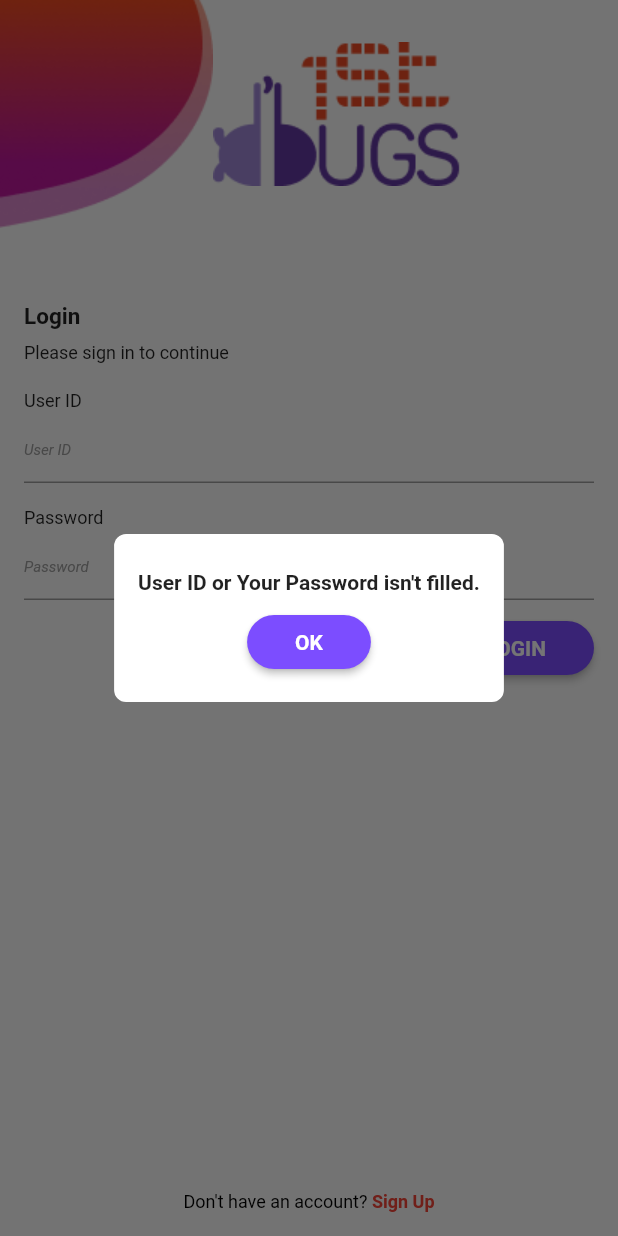
After one commit to Suzaku10/flutter-challange, a Flutter app: the screen it shows after launch, after a tap on "LOGIN", on a phone screen of 412 x 824 dp. The commit adds this screen. Run offline on Flutter 3.47's test engine with Material 2 defaults, Android fonts, the phone set to English and light mode, and no system bars; our stand-ins replace get.

Commit message:
WIP : Add dialog

```diff
--- /dev/null
+++ b/lib/domain/core/const_assets.dart
@@ -0,0 +1,10 @@
+class AppAssets {
+  AppAssets._();
+
+  static const _base = 'assets/png';
+  static const _pngExt = '.png';
+  static const headerSplash = '$_base/header-splash$_pngExt';
+  static const headerLogin = '$_base/header-login$_pngExt';
+  static const logo = '$_base/logo$_pngExt';
+  static const footerSplash = '$_base/footer-splash$_pngExt';
+}
--- a/lib/domain/core/const_string.dart
+++ b/lib/domain/core/const_string.dart
@@ -2,4 +2,5 @@ class AppStrings {
   AppStrings._();
 
   static const en = 'en';
+  static const id = 'id';
 }
--- /dev/null
+++ b/lib/domain/core/const_style.dart
@@ -0,0 +1,27 @@
+import 'package:flutter/material.dart';
+
+class AppStyle {
+  AppStyle._();
+
+  static const normal12 =
+      TextStyle(fontSize: 12, fontWeight: FontWeight.normal);
+  static const normal14 =
+      TextStyle(fontSize: 14, fontWeight: FontWeight.normal);
+  static const normal16 =
+      TextStyle(fontSize: 16, fontWeight: FontWeight.normal);
+  static const bold12 = TextStyle(fontSize: 12, fontWeight: FontWeight.bold);
+  static const bold14 = TextStyle(fontSize: 14, fontWeight: FontWeight.bold);
+  static const bold16 = TextStyle(fontSize: 15, fontWeight: FontWeight.bold);
+
+  static const bold12red =
+      TextStyle(fontSize: 12, fontWeight: FontWeight.bold, color: Colors.red);
+  static const bold14red =
+      TextStyle(fontSize: 14, fontWeight: FontWeight.bold, color: Colors.red);
+  static const bold16red =
+      TextStyle(fontSize: 15, fontWeight: FontWeight.bold, color: Colors.red);
+
+  static const italic10 = TextStyle(fontSize: 10, fontStyle: FontStyle.italic);
+  static const italic12 = TextStyle(fontSize: 12, fontStyle: FontStyle.italic);
+  static const italic14 = TextStyle(fontSize: 14, fontStyle: FontStyle.italic);
+  static const italic16 = TextStyle(fontSize: 16, fontStyle: FontStyle.italic);
+}
--- a/lib/domain/core/i10n/intl/messages_en.dart
+++ b/lib/domain/core/i10n/intl/messages_en.dart
@@ -22,11 +22,15 @@ class MessageLookup extends MessageLookupByLibrary {
 
   final messages = _notInlinedMessages(_notInlinedMessages);
   static Map<String, Function> _notInlinedMessages(_) => <String, Function>{
+        "cancel": MessageLookupByLibrary.simpleMessage("Cancel"),
+        "dialog_login_failed": MessageLookupByLibrary.simpleMessage(
+            "User ID or Your Password isn\'t filled."),
         "login": MessageLookupByLibrary.simpleMessage("Login"),
         "login_info":
             MessageLookupByLibrary.simpleMessage("Please sign in to continue"),
         "non_member_info":
             MessageLookupByLibrary.simpleMessage("Don\'t have an account?"),
+        "ok": MessageLookupByLibrary.simpleMessage("ok"),
         "password": MessageLookupByLibrary.simpleMessage("Password"),
         "password_hint": MessageLookupByLibrary.simpleMessage("Password"),
         "sign_up": MessageLookupByLibrary.simpleMessage("Sign Up"),
--- a/lib/domain/core/i10n/intl/messages_id.dart
+++ b/lib/domain/core/i10n/intl/messages_id.dart
@@ -22,11 +22,15 @@ class MessageLookup extends MessageLookupByLibrary {
 
   final messages = _notInlinedMessages(_notInlinedMessages);
   static Map<String, Function> _notInlinedMessages(_) => <String, Function>{
+        "cancel": MessageLookupByLibrary.simpleMessage("Batalkan"),
+        "dialog_login_failed": MessageLookupByLibrary.simpleMessage(
+            "User ID dan atau Password anda belum diisi."),
         "login": MessageLookupByLibrary.simpleMessage("Masuk"),
         "login_info": MessageLookupByLibrary.simpleMessage(
             "Silakan masuk untuk melanjutkan"),
         "non_member_info":
             MessageLookupByLibrary.simpleMessage("Tidak memiliki akun?"),
+        "ok": MessageLookupByLibrary.simpleMessage("ok"),
         "password": MessageLookupByLibrary.simpleMessage("Kata Sandi"),
         "password_hint": MessageLookupByLibrary.simpleMessage("Kata Sandi"),
         "sign_up": MessageLookupByLibrary.simpleMessage("Daftar"),
--- a/lib/domain/core/i10n/intl_en.arb
+++ b/lib/domain/core/i10n/intl_en.arb
@@ -1,10 +1,13 @@
 {
-  "login" : "Login",
-  "login_info" : "Please sign in to continue",
-  "user_id" : "User ID",
-  "user_id_hint" : "User ID",
-  "password" : "Password",
-  "password_hint" : "Password",
-  "non_member_info" : "Don't have an account?",
-  "sign_up" : "Sign Up"
+  "login": "Login",
+  "login_info": "Please sign in to continue",
+  "user_id": "User ID",
+  "user_id_hint": "User ID",
+  "password": "Password",
+  "password_hint": "Password",
+  "non_member_info": "Don't have an account?",
+  "sign_up": "Sign Up",
+  "dialog_login_failed": "User ID or Your Password isn't filled.",
+  "cancel" : "Cancel",
+  "ok": "ok"
 }
--- a/lib/domain/core/i10n/intl_id.arb
+++ b/lib/domain/core/i10n/intl_id.arb
@@ -1,10 +1,13 @@
 {
-  "login" : "Masuk",
-  "login_info" : "Silakan masuk untuk melanjutkan",
-  "user_id" : "ID Pengguna",
-  "user_id_hint" : "ID Pengguna",
-  "password" : "Kata Sandi",
-  "password_hint" : "Kata Sandi",
-  "non_member_info" : "Tidak memiliki akun?",
-  "sign_up" : "Daftar"
+  "login": "Masuk",
+  "login_info": "Silakan masuk untuk melanjutkan",
+  "user_id": "ID Pengguna",
+  "user_id_hint": "ID Pengguna",
+  "password": "Kata Sandi",
+  "password_hint": "Kata Sandi",
+  "non_member_info": "Tidak memiliki akun?",
+  "sign_up": "Daftar",
+  "dialog_login_failed": "User ID dan atau Password anda belum diisi.",
+  "cancel": "Batalkan",
+  "ok": "ok"
 }
--- a/lib/domain/core/i10n/l10n.dart
+++ b/lib/domain/core/i10n/l10n.dart
@@ -129,6 +129,36 @@ class I10n {
       args: [],
     );
   }
+
+  /// `User ID or Your Password isn't filled.`
+  String get dialog_login_failed {
+    return Intl.message(
+      'User ID or Your Password isn\'t filled.',
+      name: 'dialog_login_failed',
+      desc: '',
+      args: [],
+    );
+  }
+
+  /// `Cancel`
+  String get cancel {
+    return Intl.message(
+      'Cancel',
+      name: 'cancel',
+      desc: '',
+      args: [],
+    );
+  }
+
+  /// `ok`
+  String get ok {
+    return Intl.message(
+      'ok',
+      name: 'ok',
+      desc: '',
+      args: [],
+    );
+  }
 }
 
 class AppLocalizationDelegate extends LocalizationsDelegate<I10n> {
--- a/lib/main.dart
+++ b/lib/main.dart
@@ -22,6 +22,11 @@ class MyApp extends StatelessWidget {
         GlobalWidgetsLocalizations.delegate,
         GlobalCupertinoLocalizations.delegate,
       ],
+      theme: ThemeData(
+          primaryColor: Colors.black,
+          accentColor: Colors.orange,
+          hintColor: Colors.grey,
+      ),
       supportedLocales: I10n.delegate.supportedLocales,
       locale: const Locale(AppStrings.en),
       fallbackLocale: const Locale(AppStrings.en),
--- /dev/null
+++ b/lib/presentation/component/app_dialog.dart
@@ -0,0 +1,52 @@
+import 'package:flutter/material.dart';
+import 'package:flutter_challange/domain/core/const_style.dart';
+import 'package:flutter_challange/domain/core/i10n/l10n.dart';
+import 'package:flutter_challange/presentation/component/button.dart';
+import 'package:get/get.dart';
+
+class AppDialog {
+  AppDialog._();
+
+  static Future<bool> confirmDialog() async {
+    final result = await Get.dialog(const BasicDialog()) ?? false;
+    return result;
+  }
+}
+
+class BasicDialog extends StatelessWidget {
+  const BasicDialog({Key? key}) : super(key: key);
+
+  @override
+  Widget build(BuildContext context) {
+    return Material(
+      color: Colors.transparent,
+      child: Center(
+        child: Container(
+          decoration: BoxDecoration(
+            color: Colors.white,
+            borderRadius: BorderRadius.circular(8),
+          ),
+          padding: const EdgeInsets.all(16),
+          margin: const EdgeInsets.symmetric(horizontal: 32),
+          child: Column(
+            mainAxisSize: MainAxisSize.min,
+            children: [
+              Padding(
+                padding: const EdgeInsets.symmetric(vertical: 8),
+                child: Text(
+                  I10n.current.dialog_login_failed,
+                  style: AppStyle.bold14,
+                  textAlign: TextAlign.center,
+                ),
+              ),
+              AppButton.normal(
+                I10n.current.ok.toUpperCase(),
+                onPressed: () => Get.back(result: true),
+              ),
+            ],
+          ),
+        ),
+      ),
+    );
+  }
+}
--- /dev/null
+++ b/lib/presentation/component/button.dart
@@ -0,0 +1,30 @@
+import 'package:flutter/material.dart';
+import 'package:flutter_challange/domain/core/const_style.dart';
+import 'package:get/get.dart';
+
+class AppButton {
+  AppButton._();
+
+  static normal(
+    String text, {
+    required void Function()? onPressed,
+  }) {
+    return ElevatedButton(
+      onPressed: onPressed,
+      style: ButtonStyle(
+          shape: MaterialStateProperty.all<RoundedRectangleBorder>(
+            RoundedRectangleBorder(
+              borderRadius: BorderRadius.circular(18.0),
+            ),
+          ),
+          backgroundColor:
+              MaterialStateProperty.all<Color>(Colors.deepPurpleAccent),
+          padding: MaterialStateProperty.all<EdgeInsets>(
+              const EdgeInsets.symmetric(horizontal: 32, vertical: 4))),
+      child: Text(
+        text,
+        style: AppStyle.bold14,
+      ),
+    );
+  }
+}
--- /dev/null
+++ b/lib/presentation/component/text_field.dart
@@ -0,0 +1,43 @@
+import 'package:flutter/material.dart';
+import 'package:flutter_challange/domain/core/const_style.dart';
+
+class AppTextField {
+  AppTextField._();
+
+  static normalTextField({
+    required String label,
+    required TextEditingController controller,
+    String? hint,
+    bool? obscureText,
+  }) {
+    return Padding(
+      padding: const EdgeInsets.symmetric(vertical: 8.0),
+      child: Column(
+        crossAxisAlignment: CrossAxisAlignment.start,
+        children: [
+          Text(
+            label,
+            style: AppStyle.normal12,
+          ),
+          TextField(
+            decoration: InputDecoration(
+              hintText: hint,
+              hintStyle: AppStyle.italic10,
+              enabledBorder: const UnderlineInputBorder(
+                borderSide:  BorderSide(color: Colors.grey),
+              ),
+              focusedBorder: const UnderlineInputBorder(
+                borderSide:  BorderSide(color: Colors.black),
+              ),
+              border: const UnderlineInputBorder(
+                borderSide:  BorderSide(color: Colors.grey),
+              ),
+            ),
+            obscureText: obscureText ?? false,
+            controller: controller,
+          )
+        ],
+      ),
+    );
+  }
+}
--- a/lib/presentation/login_page.dart
+++ b/lib/presentation/login_page.dart
@@ -1,4 +1,10 @@
 import 'package:flutter/material.dart';
+import 'package:flutter_challange/domain/core/const_assets.dart';
+import 'package:flutter_challange/domain/core/const_style.dart';
+import 'package:flutter_challange/domain/core/i10n/l10n.dart';
+import 'package:flutter_challange/presentation/component/app_dialog.dart';
+import 'package:flutter_challange/presentation/component/button.dart';
+import 'package:flutter_challange/presentation/component/text_field.dart';
 
 class LoginPage extends StatefulWidget {
   const LoginPage({Key? key}) : super(key: key);
@@ -8,8 +14,112 @@ class LoginPage extends StatefulWidget {
 }
 
 class _LoginPageState extends State<LoginPage> {
+  late TextEditingController _userIDController;
+  late TextEditingController _passwordController;
+  bool showPassword = false;
+
+  @override
+  initState() {
+    _userIDController = TextEditingController();
+    _passwordController = TextEditingController();
+    super.initState();
+  }
+
   @override
   Widget build(BuildContext context) {
-    return Container();
+    return SafeArea(
+      child: Scaffold(
+        resizeToAvoidBottomInset: false,
+        body: Column(
+          crossAxisAlignment: CrossAxisAlignment.start,
+          children: [
+            Row(
+              children: [
+                Image.asset(AppAssets.headerLogin),
+                Image.asset(AppAssets.logo),
+              ],
+            ),
+            ConstrainedBox(
+              constraints: const BoxConstraints(minHeight: 50),
+            ),
+            Expanded(
+              child: Padding(
+                padding: const EdgeInsets.symmetric(horizontal: 16),
+                child: Column(
+                  crossAxisAlignment: CrossAxisAlignment.end,
+                  children: [
+                    Column(
+                      crossAxisAlignment: CrossAxisAlignment.start,
+                      children: [
+                        Text(
+                          I10n.current.login,
+                          style: AppStyle.bold16,
+                        ),
+                        Padding(
+                          padding:
+                              const EdgeInsets.only(top: 8.0, bottom: 10.0),
+                          child: Text(
+                            I10n.current.login_info,
+                            style: AppStyle.normal12,
+                          ),
+                        ),
+                        AppTextField.normalTextField(
+                          label: I10n.current.user_id,
+                          controller: _userIDController,
+                          hint: I10n.current.user_id_hint,
+                        ),
+                        AppTextField.normalTextField(
+                          label: I10n.current.password,
+                          controller: _passwordController,
+                          hint: I10n.current.password_hint,
+                          obscureText: !showPassword,
+                        ),
+                      ],
+                    ),
+                    AppButton.normal(
+                      I10n.current.login.toUpperCase(),
+                      onPressed: () {
+                        FocusScope.of(context).unfocus();
+                        AppDialog.confirmDialog().then(
+                          (value) {
+                            if (value) {
+                              _clearAllController();
+                            }
+                          },
+                        );
+                      },
+                    )
+                  ],
+                ),
+              ),
+            ),
+            Padding(
+              padding: const EdgeInsets.only(bottom: 16.0),
+              child: Center(
+                child: RichText(
+                  text: TextSpan(
+                    children: [
+                      TextSpan(text: I10n.current.non_member_info),
+                      const TextSpan(text: " "),
+                      TextSpan(
+                          text: I10n.current.sign_up,
+                          style: AppStyle.bold12red),
+                    ],
+                    style: AppStyle.normal12.copyWith(
+                      color: Colors.black,
+                    ),
+                  ),
+                ),
+              ),
+            )
+          ],
+        ),
+      ),
+    );
+  }
+
+  void _clearAllController() {
+    _userIDController.clear();
+    _passwordController.clear();
   }
 }
--- a/lib/presentation/splash_page.dart
+++ b/lib/presentation/splash_page.dart
@@ -1,6 +1,7 @@
 import 'dart:async';
 
 import 'package:flutter/material.dart';
+import 'package:flutter_challange/domain/core/const_assets.dart';
 import 'package:flutter_challange/domain/core/router.dart';
 import 'package:get/get.dart';
 
@@ -25,13 +26,16 @@ class _SplashPageState extends State<SplashPage> {
       child: SafeArea(
         child: Scaffold(
           body: Column(
-            mainAxisAlignment: MainAxisAlignment.spaceEvenly,
             children: [
-              Container(height: 100, width: double.infinity, color: Colors.blue,),
-              Container(height: 100, width: double.infinity, color: Colors.green,),
-              Container(height: 100, width: double.infinity, color: Colors.red,),
+              Image.asset(AppAssets.headerSplash),
+              Expanded(
+                child: Center(
+                  child: Image.asset(AppAssets.logo),
+                ),
+              ),
+              Image.asset(AppAssets.footerSplash),
             ],
-          )
+          ),
         ),
       ),
     );
```
